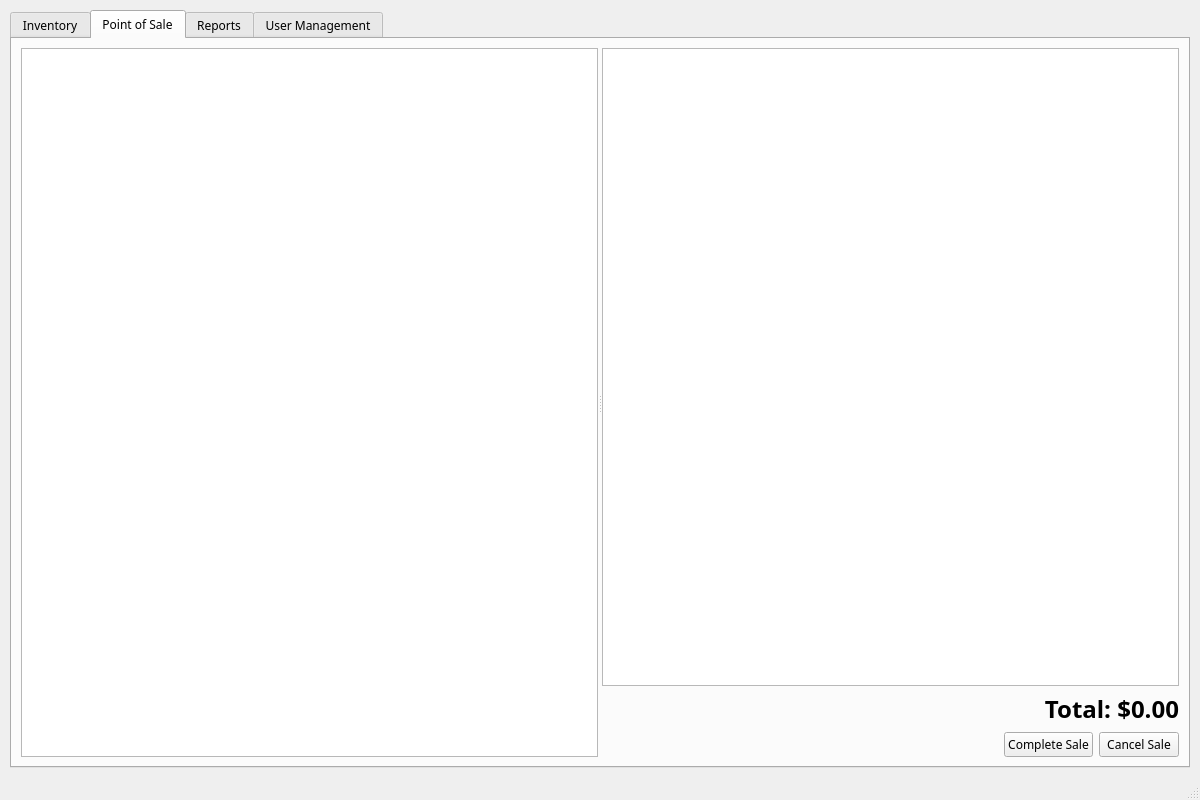
Old version of the form mainwindow.ui in the repository NoureddineDRIOUECH/POS.
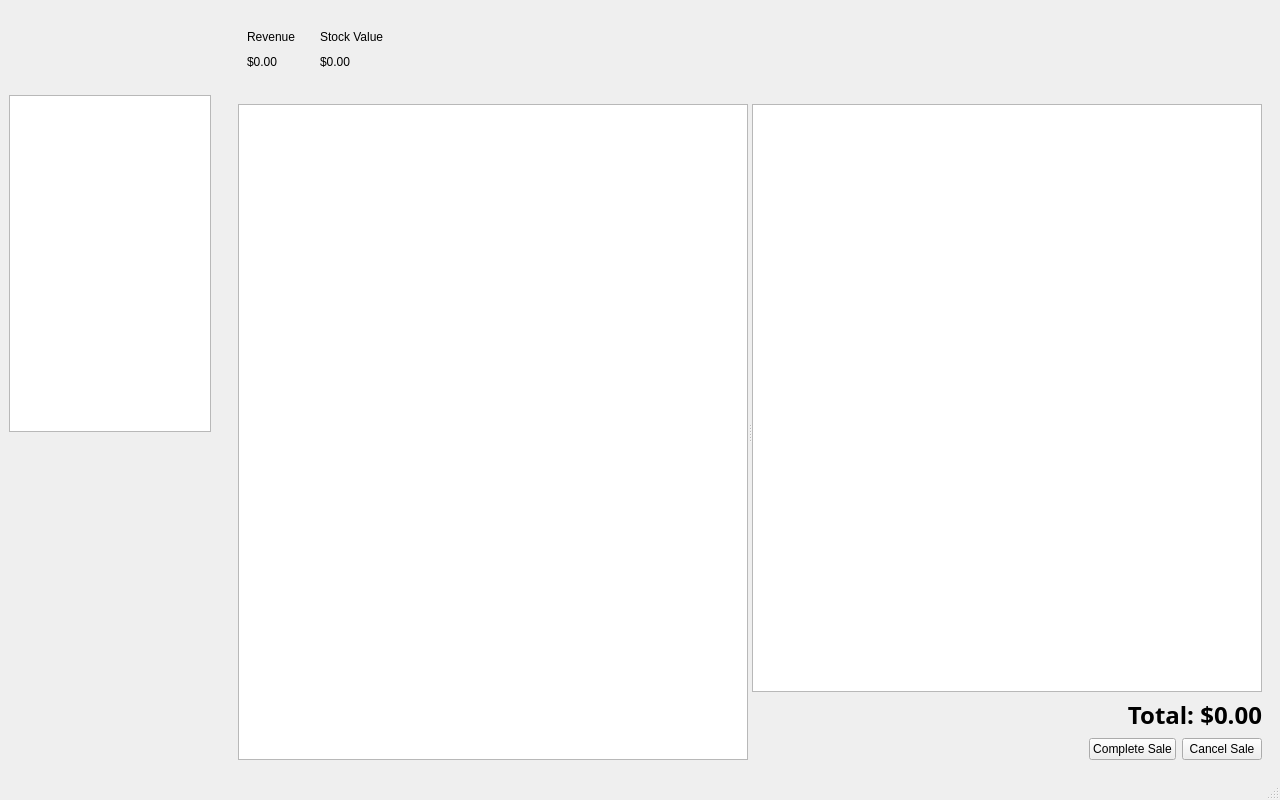
New version of the form. The open tabs and pages were chosen to show the change. Icons and pictures are not drawn.

The edit to the form file:
```diff
--- a/mainwindow.ui
+++ b/mainwindow.ui
@@ -6,7 +6,7 @@
    <rect>
     <x>0</x>
     <y>0</y>
-    <width>1200</width>
+    <width>1280</width>
     <height>800</height>
    </rect>
   </property>
@@ -14,40 +14,245 @@
    <string>POS System</string>
   </property>
   <widget class="QWidget" name="centralwidget">
-   <layout class="QVBoxLayout" name="verticalLayout_2">
+   <layout class="QHBoxLayout" name="mainLayout">
     <property name="spacing">
-     <number>10</number>
+     <number>0</number>
     </property>
     <property name="leftMargin">
-     <number>10</number>
+     <number>0</number>
     </property>
     <property name="topMargin">
-     <number>10</number>
+     <number>0</number>
     </property>
     <property name="rightMargin">
-     <number>10</number>
+     <number>0</number>
     </property>
     <property name="bottomMargin">
-     <number>10</number>
+     <number>0</number>
     </property>
     <item>
-     <widget class="QTabWidget" name="mainTabWidget">
-      <property name="font">
-       <font>
-        <family>Poppins</family>
-       </font>
+     <widget class="QWidget" name="sidebarWidget">
+      <property name="minimumSize">
+       <size>
+        <width>220</width>
+        <height>0</height>
+       </size>
       </property>
+      <property name="maximumSize">
+       <size>
+        <width>220</width>
+        <height>16777215</height>
+       </size>
+      </property>
+      <layout class="QVBoxLayout" name="verticalLayout_sidebar">
+       <item>
+        <widget class="QLabel" name="logoLabel">
+         <property name="minimumSize">
+          <size>
+           <width>0</width>
+           <height>80</height>
+          </size>
+         </property>
+         <property name="maximumSize">
+          <size>
+           <width>16777215</width>
+           <height>80</height>
+          </size>
+         </property>
+         <property name="pixmap">
+          <pixmap resource="resources.qrc">:/images/poslogo.png</pixmap>
+         </property>
+         <property name="alignment">
+          <set>Qt::AlignCenter</set>
+         </property>
+        </widget>
+       </item>
+       <item>
+        <widget class="QListWidget" name="navigationListWidget">
+         <property name="iconSize">
+          <size>
+           <width>24</width>
+           <height>24</height>
+          </size>
+         </property>
+        </widget>
+       </item>
+       <item>
+        <spacer name="verticalSpacer">
+         <property name="orientation">
+          <enum>Qt::Vertical</enum>
+         </property>
+         <property name="sizeHint" stdset="0">
+          <size>
+           <width>20</width>
+           <height>40</height>
+          </size>
+         </property>
+        </spacer>
+       </item>
+      </layout>
+     </widget>
+    </item>
+    <item>
+     <widget class="QWidget" name="contentAreaWidget" native="true">
+      <property name="styleSheet">
+       <string notr="true">#contentAreaWidget {
+    padding: 10px;
+}</string>
+      </property>
+      <layout class="QVBoxLayout" name="verticalLayout_content">
+       <item>
+        <widget class="QWidget" name="statsBarWidget" native="true">
+         <property name="minimumSize">
+          <size>
+           <width>0</width>
+           <height>80</height>
+          </size>
+         </property>
+         <property name="maximumSize">
+          <size>
+           <width>16777215</width>
+           <height>80</height>
+          </size>
+         </property>
+         <layout class="QHBoxLayout" name="horizontalLayout_stats">
+          <item>
+           <widget class="QWidget" name="revenueWidget" native="true">
+            <layout class="QVBoxLayout" name="verticalLayout_revenue">
+             <item>
+              <widget class="QLabel" name="revenueTitleLabel">
+               <property name="text">
+                <string>Revenue</string>
+               </property>
+              </widget>
+             </item>
+             <item>
+              <widget class="QLabel" name="revenueValueLabel">
+               <property name="text">
+                <string>$0.00</string>
+               </property>
+              </widget>
+             </item>
+            </layout>
+           </widget>
+          </item>
+          <item>
+           <widget class="QWidget" name="stockValueWidget" native="true">
+            <layout class="QVBoxLayout" name="verticalLayout_stock">
+             <item>
+              <widget class="QLabel" name="stockValueTitleLabel">
+               <property name="text">
+                <string>Stock Value</string>
+               </property>
+              </widget>
+             </item>
+             <item>
+              <widget class="QLabel" name="stockValueLabel">
+               <property name="text">
+                <string>$0.00</string>
+               </property>
+              </widget>
+             </item>
+            </layout>
+           </widget>
+          </item>
+          <item>
+           <spacer name="statsSpacer">
+            <property name="orientation">
+             <enum>Qt::Horizontal</enum>
+            </property>
+            <property name="sizeHint" stdset="0">
+             <size>
+              <width>40</width>
+              <height>20</height>
+             </size>
+            </property>
+           </spacer>
+          </item>
+         </layout>
+        </widget>
+       </item>
+       <item>
+        <widget class="QStackedWidget" name="contentStackedWidget">
       <property name="currentIndex">
        <number>0</number>
       </property>
-      <widget class="QWidget" name="inventoryTab">
-       <attribute name="icon">
+         <widget class="QWidget" name="posPage">
+          <layout class="QHBoxLayout" name="horizontalLayout_3">
+           <item>
+            <widget class="QSplitter" name="splitter">
+             <property name="orientation">
+              <enum>Qt::Orientation::Horizontal</enum>
+             </property>
+             <widget class="QListView" name="posProductListView"/>
+             <widget class="QWidget" name="layoutWidget">
+              <layout class="QVBoxLayout" name="verticalLayout_3">
+               <item>
+                <widget class="QTableView" name="cartTableView"/>
+               </item>
+               <item>
+                <widget class="QLabel" name="totalAmountLabel">
+                 <property name="font">
+                  <font>
+                   <family>Poppins</family>
+                   <pointsize>18</pointsize>
+                   <bold>true</bold>
+                  </font>
+                 </property>
+                 <property name="text">
+                  <string>Total: $0.00</string>
+                 </property>
+                 <property name="alignment">
+                  <set>Qt::AlignmentFlag::AlignRight|Qt::AlignmentFlag::AlignTrailing|Qt::AlignmentFlag::AlignVCenter</set>
+                 </property>
+                </widget>
+               </item>
+               <item>
+                <layout class="QHBoxLayout" name="horizontalLayout_2">
+                 <item>
+                  <spacer name="horizontalSpacer">
+                   <property name="orientation">
+                    <enum>Qt::Orientation::Horizontal</enum>
+                   </property>
+                   <property name="sizeHint" stdset="0">
+                    <size>
+                     <width>40</width>
+                     <height>20</height>
+                    </size>
+                   </property>
+                  </spacer>
+                 </item>
+                 <item>
+                  <widget class="QPushButton" name="completeSaleButton">
+                   <property name="text">
+                    <string>Complete Sale</string>
+                   </property>
+                   <property name="icon">
         <iconset resource="resources.qrc">
-         <normaloff>:/images/grid.svg</normaloff>:/images/grid.svg</iconset>
-       </attribute>
-       <attribute name="title">
-        <string>Inventory</string>
-       </attribute>
+                     <normaloff>:/images/check-circle.svg</normaloff>:/images/check-circle.svg</iconset>
+                   </property>
+                  </widget>
+                 </item>
+                 <item>
+                  <widget class="QPushButton" name="cancelSaleButton">
+                   <property name="text">
+                    <string>Cancel Sale</string>
+                   </property>
+                   <property name="icon">
+                    <iconset resource="resources.qrc">
+                     <normaloff>:/images/trash-2.svg</normaloff>:/images/trash-2.svg</iconset>
+                   </property>
+                  </widget>
+                 </item>
+                </layout>
+               </item>
+              </layout>
+             </widget>
+            </widget>
+           </item>
+          </layout>
+         </widget>
+         <widget class="QWidget" name="inventoryPage">
        <layout class="QVBoxLayout" name="verticalLayout">
         <item>
          <layout class="QHBoxLayout" name="searchLayout">
@@ -137,111 +342,14 @@
         </item>
        </layout>
       </widget>
-      <widget class="QWidget" name="posTab">
-       <attribute name="icon">
-        <iconset resource="resources.qrc">
-         <normaloff>:/images/shopping-cart.svg</normaloff>:/images/shopping-cart.svg</iconset>
-       </attribute>
-       <attribute name="title">
-        <string>Point of Sale</string>
-       </attribute>
-       <layout class="QHBoxLayout" name="horizontalLayout_3">
-        <item>
-         <widget class="QSplitter" name="splitter">
-          <property name="orientation">
-           <enum>Qt::Horizontal</enum>
-          </property>
-          <widget class="QListView" name="posProductListView"/>
-          <widget class="QWidget" name="layoutWidget">
-           <layout class="QVBoxLayout" name="verticalLayout_3">
-            <item>
-             <widget class="QTableView" name="cartTableView"/>
-            </item>
-            <item>
-             <widget class="QLabel" name="totalAmountLabel">
-              <property name="font">
-               <font>
-                <family>Poppins</family>
-                <pointsize>18</pointsize>
-                <weight>75</weight>
-                <bold>true</bold>
-               </font>
-              </property>
-              <property name="text">
-               <string>Total: $0.00</string>
-              </property>
-              <property name="alignment">
-               <set>Qt::AlignRight|Qt::AlignTrailing|Qt::AlignVCenter</set>
-              </property>
-             </widget>
-            </item>
-            <item>
-             <layout class="QHBoxLayout" name="horizontalLayout_2">
-              <item>
-               <spacer name="horizontalSpacer">
-                <property name="orientation">
-                 <enum>Qt::Horizontal</enum>
-                </property>
-                <property name="sizeHint" stdset="0">
-                 <size>
-                  <width>40</width>
-                  <height>20</height>
-                 </size>
-                </property>
-               </spacer>
-              </item>
-              <item>
-               <widget class="QPushButton" name="completeSaleButton">
-                <property name="text">
-                 <string>Complete Sale</string>
-                </property>
-                <property name="icon">
-                 <iconset resource="resources.qrc">
-                  <normaloff>:/images/check-circle.svg</normaloff>:/images/check-circle.svg</iconset>
-                </property>
-               </widget>
-              </item>
-              <item>
-               <widget class="QPushButton" name="cancelSaleButton">
-                <property name="text">
-                 <string>Cancel Sale</string>
-                </property>
-                <property name="icon">
-                 <iconset resource="resources.qrc">
-                  <normaloff>:/images/trash-2.svg</normaloff>:/images/trash-2.svg</iconset>
-                </property>
-               </widget>
-              </item>
-             </layout>
-            </item>
-           </layout>
-          </widget>
-         </widget>
-        </item>
-       </layout>
-      </widget>
-      <widget class="QWidget" name="reportsTab">
-       <attribute name="icon">
-        <iconset resource="resources.qrc">
-         <normaloff>:/images/bar-chart-2.svg</normaloff>:/images/bar-chart-2.svg</iconset>
-       </attribute>
-       <attribute name="title">
-        <string>Reports</string>
-       </attribute>
+         <widget class="QWidget" name="reportsPage">
        <layout class="QVBoxLayout" name="verticalLayout_4">
         <item>
          <widget class="QTableView" name="salesTableView"/>
         </item>
        </layout>
       </widget>
-      <widget class="QWidget" name="userManagementTab">
-       <attribute name="icon">
-        <iconset resource="resources.qrc">
-         <normaloff>:/images/user.svg</normaloff>:/images/user.svg</iconset>
-       </attribute>
-       <attribute name="title">
-        <string>User Management</string>
-       </attribute>
+         <widget class="QWidget" name="usersPage">
        <layout class="QVBoxLayout" name="verticalLayout_5">
         <item>
          <widget class="QTableView" name="usersTableView"/>
@@ -302,6 +410,9 @@
     </item>
    </layout>
   </widget>
+    </item>
+   </layout>
+  </widget>
   <widget class="QMenuBar" name="menubar">
    <property name="geometry">
     <rect>
```
Left out of the diff: 8 changed lines with no effect on the pictures. Lines whose indentation alone changed are shown as unchanged.
